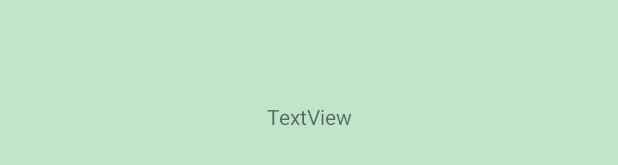
After one commit to stillnoidea/GuessTheFairyTale, an Android app: the layout activity_multiplayer.xml on its own in the app's theme, with its tools: preview values and no code run, on a phone screen of 412 x 824 dp. The commit adds this screen. Shown: the part 502-667 px from the top of the screen. Run offline under Robolectric (Android 15) with nearby library versions, the phone set to English and light mode, and no system bars; Roboto replaces fonts that are not available here.

Commit message:
Added matchmaking to app

```diff
--- /dev/null
+++ b/app/src/main/java/com/example/guessthefairytale/database/dto/DatabaseCallback.kt
@@ -0,0 +1,5 @@
+package com.example.guessthefairytale.database.dto
+
+interface DatabaseCallback {
+    fun onCallback(value: Any)
+}
--- /dev/null
+++ b/app/src/main/java/com/example/guessthefairytale/database/dto/GameChallenge.kt
@@ -0,0 +1,6 @@
+package com.example.guessthefairytale.database.dto
+
+data class GameChallenge(
+    val playerOneId: String,
+    var playerTwoId: String
+)
--- a/app/src/main/java/com/example/guessthefairytale/ui/MainActivity.kt
+++ b/app/src/main/java/com/example/guessthefairytale/ui/MainActivity.kt
@@ -37,7 +37,9 @@ class MainActivity : AppCompatActivity() {
     }
 
     private fun startMultiGame() {
-        Toast.makeText(this, "Not yet implemented", Toast.LENGTH_LONG).show()
+        val intent = Intent(this, Multiplayer::class.java)
+        intent.putExtra("user", user)
+        startActivity(intent)
     }
 
     private fun goToTutorial() {
--- /dev/null
+++ b/app/src/main/res/layout/activity_multiplayer.xml
@@ -0,0 +1,19 @@
+<?xml version="1.0" encoding="utf-8"?>
+<androidx.constraintlayout.widget.ConstraintLayout xmlns:android="http://schemas.android.com/apk/res/android"
+    xmlns:app="http://schemas.android.com/apk/res-auto"
+    xmlns:tools="http://schemas.android.com/tools"
+    android:layout_width="match_parent"
+    android:layout_height="match_parent"
+    android:background="@color/colorPrimary"
+    tools:context=".ui.Multiplayer">
+
+    <TextView
+        android:id="@+id/text_test"
+        android:layout_width="wrap_content"
+        android:layout_height="wrap_content"
+        android:text="TextView"
+        app:layout_constraintBottom_toBottomOf="parent"
+        app:layout_constraintEnd_toEndOf="parent"
+        app:layout_constraintStart_toStartOf="parent"
+        app:layout_constraintTop_toTopOf="parent" />
+</androidx.constraintlayout.widget.ConstraintLayout>
```
Also changed, not shown: app/src/main/AndroidManifest.xml (+12 -9 lines), app/src/main/java/com/example/guessthefairytale/database/FirebaseDatabaseManager.kt (+67 -0 lines), app/src/main/java/com/example/guessthefairytale/ui/Multiplayer.kt (added, +44 -0 lines).
